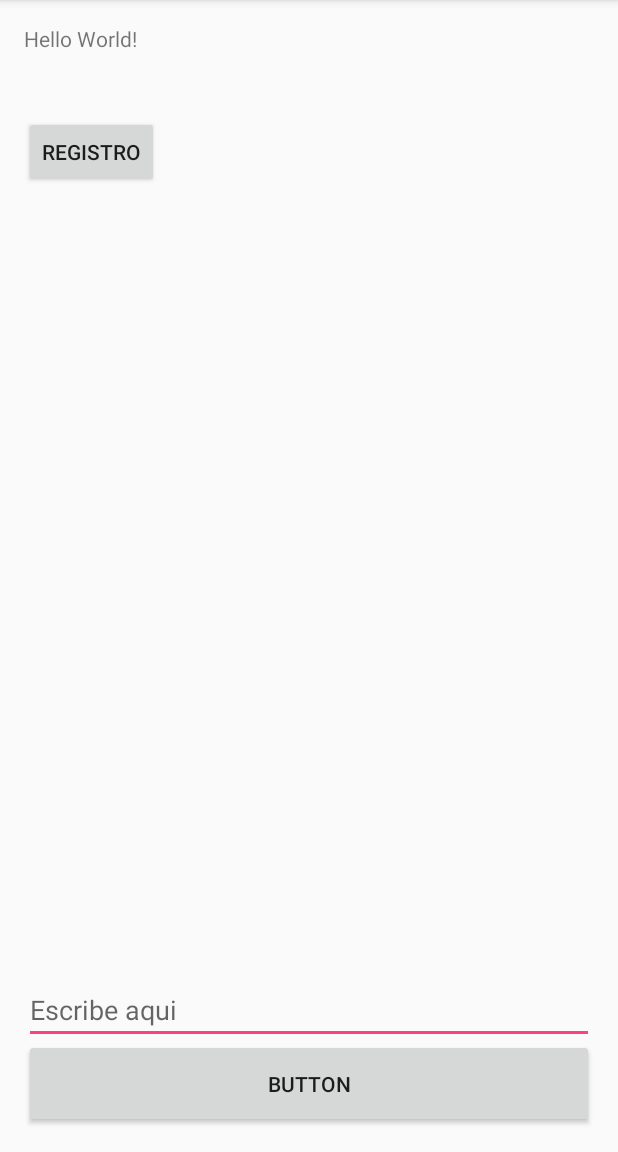
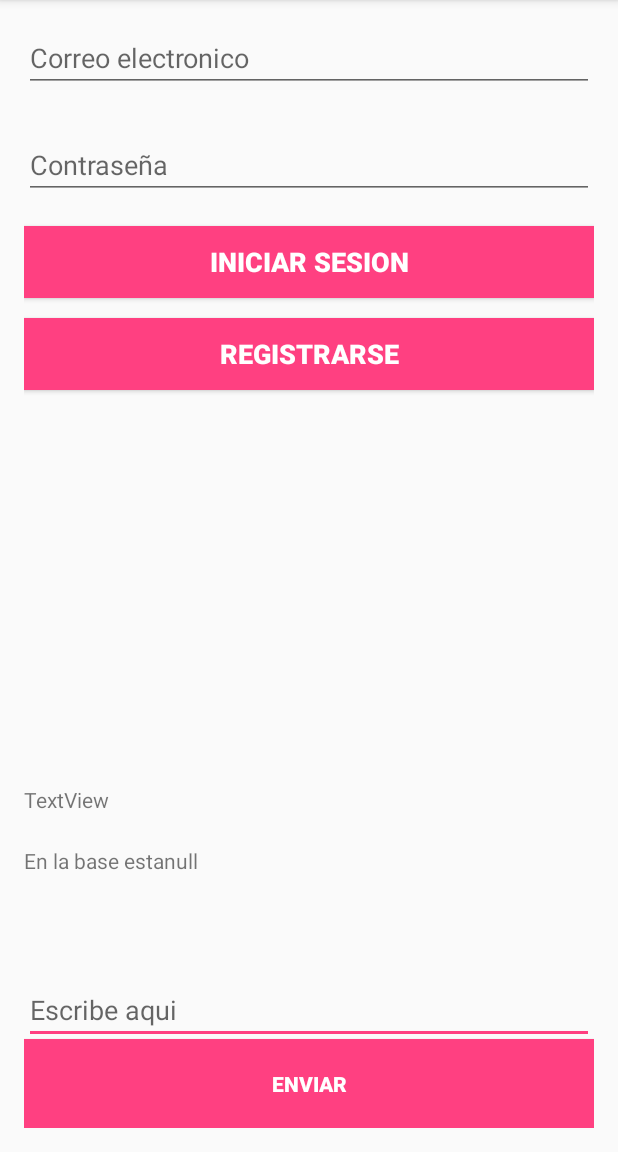
Before and after one commit to Zzzclick/taxidi_Usuario, an Android app: the screen it shows after launch (MainActivity), on a phone screen of 412 x 824 dp, the part 84-1236 px from its top. Run offline under Robolectric (Android 15) with nearby library versions, the phone set to English and light mode, and no system bars; our stand-ins replace Firebase (no records; nobody signed in at launch, a user with empty details on screens opened directly); 1 statement that could not run was skipped.

Commit message:
SE esta trabajando en ello

```diff
--- a/app/src/main/java/com/example/zzzclcik/pruebafirebase/MainActivity.java
+++ b/app/src/main/java/com/example/zzzclcik/pruebafirebase/MainActivity.java
@@ -1,8 +1,16 @@
 package com.example.zzzclcik.pruebafirebase;
 
+import android.app.ProgressDialog;
+import android.support.annotation.NonNull;
 import android.support.v7.app.AppCompatActivity;
 import android.os.Bundle;
+import android.text.TextUtils;
 import android.util.Log;
+
+import com.google.android.gms.tasks.OnCompleteListener;
+import com.google.android.gms.tasks.Task;
+import com.google.firebase.auth.AuthResult;
+import com.google.firebase.auth.FirebaseAuth;
 import com.google.firebase.iid.FirebaseInstanceId;
 import android.view.View;
 import android.widget.EditText;
@@ -14,17 +22,27 @@ import com.google.firebase.database.FirebaseDatabase;
 import com.google.firebase.database.ValueEventListener;
 import android.widget.Button;
 import android.content.Intent;
+import android.widget.Toast;
 
 public class MainActivity extends AppCompatActivity {
     private TextView mensajeTextView;
     private EditText mensajeEditText;
+    private EditText textEmail;
+    private EditText textPass;
+    private TextView infoTextView;
+    private Button btnRegister;
+
+    private ProgressDialog progressDialog;
 
     DatabaseReference ref = FirebaseDatabase.getInstance().getReference();
     DatabaseReference mensajeRef = ref.child("mensaje");
 
+    private FirebaseAuth mAuth;
+    private FirebaseAuth.AuthStateListener mAuthListener;
+
     public static final String TAG = "NOTICIAS";
 
-    private TextView infoTextView;
+
 
     @Override
     protected void onCreate(Bundle savedInstanceState) {
@@ -34,6 +52,12 @@ public class MainActivity extends AppCompatActivity {
         infoTextView = (TextView) findViewById(R.id.infoTextView);
         mensajeTextView = (TextView) findViewById(R.id.textViewBase);
         mensajeEditText = (EditText) findViewById(R.id.editTextBase);
+        progressDialog=new ProgressDialog(this);
+        textEmail=(EditText)findViewById(R.id.editTextEmail);
+        textPass=(EditText)findViewById(R.id.editTextClave);
+        btnRegister=(Button)findViewById(R.id.buttonEntrar);
+        mAuth=FirebaseAuth.getInstance();
+
         Button boton1 = (Button)findViewById(R.id.buttonBase);
         Button botonEnviar=(Button)findViewById(R.id.buttonEnviar);
 
@@ -54,6 +78,7 @@ public class MainActivity extends AppCompatActivity {
 modificar();
             }
         });
+
         botonEnviar.setOnClickListener(new View.OnClickListener() {
             @Override
             public void onClick(View view) {
@@ -61,6 +86,24 @@ modificar();
                 startActivity(i);
             }
         });
+
+        btnRegister.setOnClickListener(new View.OnClickListener() {
+            @Override
+            public void onClick(View view)
+            {
+             doLogin();
+            }
+        });
+        mAuthListener=new FirebaseAuth.AuthStateListener() {
+            @Override
+            public void onAuthStateChanged(@NonNull FirebaseAuth firebaseAuth) {
+                if(firebaseAuth.getCurrentUser()!=null)
+                {
+                    Toast.makeText(MainActivity.this,"Ya estas logueado "+firebaseAuth.getCurrentUser().getUid(),Toast.LENGTH_SHORT);
+                 //   mAuth.signOut();
+                }
+            }
+        };
     }
 
 
@@ -68,11 +111,13 @@ modificar();
     protected void onStart() {
         super.onStart();
 
+        mAuth.addAuthStateListener(mAuthListener);
+
         mensajeRef.addValueEventListener(new ValueEventListener() {
             @Override
             public void onDataChange(DataSnapshot dataSnapshot) {
                 String value = dataSnapshot.getValue(String.class);
-                mensajeTextView.setText(value);
+                mensajeTextView.setText("En la base esta"+value);
             }
 
             @Override
@@ -87,5 +132,28 @@ modificar();
         mensajeRef.setValue(mensaje);
         mensajeEditText.setText("");
     }
+    public void doLogin()
+    {
+        String email=textEmail.getText().toString().trim();
+        String password=textPass.getText().toString().trim();
+        if(!TextUtils.isEmpty(email)&&!TextUtils.isEmpty(password)){
+        progressDialog.setMessage("Entrando,espere por favor");
+        progressDialog.show();
+            mAuth.signInWithEmailAndPassword(email,password).addOnCompleteListener(new OnCompleteListener<AuthResult>() {
+                @Override
+                public void onComplete(@NonNull Task<AuthResult> task) {
+                    progressDialog.dismiss();
+                    if(task.isSuccessful())
+                    {
+                        Toast.makeText(MainActivity.this,"Logueo correcto",Toast.LENGTH_SHORT);
+                    }
+                    else
+                    {
+                        Toast.makeText(MainActivity.this,"Logueo fallido",Toast.LENGTH_SHORT);
+                    }
+                }
+            });
+        }
+    }
 
 }
--- a/app/src/main/java/com/example/zzzclcik/pruebafirebase/Registro.java
+++ b/app/src/main/java/com/example/zzzclcik/pruebafirebase/Registro.java
@@ -62,8 +62,8 @@ startRegister();
                             mProgress.dismiss();
                             if(task.isSuccessful())
                             {
-                                String user_id=mAuth.getCurrentUser().getUid();
-                                Toast.makeText(Registro.this,user_id,Toast.LENGTH_SHORT).show();
+                                //String user_id=mAuth.getCurrentUser().getUid();
+                                //Toast.makeText(Registro.this,user_id,Toast.LENGTH_SHORT).show();
                             }
                         }
                     });
--- a/app/src/main/res/layout/activity_main.xml
+++ b/app/src/main/res/layout/activity_main.xml
@@ -10,24 +10,8 @@
     android:paddingTop="@dimen/activity_vertical_margin"
     tools:context="com.example.zzzclcik.pruebafirebase.MainActivity">
 
-    <TextView
-        android:layout_width="match_parent"
-        android:layout_height="wrap_content"
-        android:text="Hello World!"
-        android:id="@+id/infoTextView" />
-
-    <TextView
-        android:text="TextView"
-        android:layout_width="match_parent"
-        android:layout_height="wrap_content"
-        android:layout_marginTop="128dp"
-        android:id="@+id/textViewBase"
-        android:layout_below="@+id/infoTextView"
-        android:layout_alignParentLeft="true"
-        android:layout_alignParentStart="true" />
-
     <Button
-        android:text="Button"
+        android:text="Enviar"
         android:layout_width="match_parent"
         android:layout_height="match_parent"
         android:layout_alignTop="@+id/editTextBase"
@@ -35,7 +19,11 @@
         android:layout_alignEnd="@+id/editTextBase"
         android:layout_marginTop="42dp"
         android:id="@+id/buttonBase"
-        tools:text="Enviar" />
+        tools:text="Enviar"
+        android:elevation="23dp"
+        android:textColor="@color/common_google_signin_btn_text_dark_default"
+        android:background="@color/colorAccent"
+        android:textStyle="normal|bold" />
 
     <EditText
         android:layout_width="match_parent"
@@ -49,13 +37,76 @@
         android:layout_alignParentLeft="true"
         android:layout_alignParentStart="true" />
 
-    <Button
-        android:text="Registro"
-        android:layout_width="wrap_content"
+    <TextView
+        android:text="TextView"
+        android:layout_width="match_parent"
         android:layout_height="wrap_content"
-        android:layout_below="@+id/infoTextView"
+        android:id="@+id/textViewBase"
+        android:layout_above="@+id/buttonBase"
         android:layout_alignParentLeft="true"
         android:layout_alignParentStart="true"
-        android:layout_marginTop="42dp"
-        android:id="@+id/buttonEnviar" />
+        android:layout_marginBottom="67dp" />
+
+    <EditText
+        android:layout_width="match_parent"
+        android:layout_height="wrap_content"
+        android:inputType="textEmailAddress"
+        android:ems="10"
+        android:layout_alignParentTop="true"
+        android:layout_alignParentLeft="true"
+        android:layout_alignParentStart="true"
+        android:id="@+id/editTextEmail"
+        android:hint="Correo electronico" />
+
+    <EditText
+        android:layout_width="match_parent"
+        android:layout_height="wrap_content"
+        android:inputType="textPassword"
+        android:ems="10"
+        android:layout_below="@+id/editTextEmail"
+        android:layout_alignParentLeft="true"
+        android:layout_alignParentStart="true"
+        android:layout_marginTop="26dp"
+        android:id="@+id/editTextClave"
+        android:hint="Contraseña" />
+
+    <Button
+        android:text="Iniciar sesion"
+        android:layout_width="match_parent"
+        android:layout_height="wrap_content"
+        android:id="@+id/buttonEntrar"
+        android:background="@color/colorAccent"
+        android:textColor="@color/common_google_signin_btn_text_dark_default"
+        android:elevation="24dp"
+        android:textStyle="normal|bold"
+        android:textSize="18sp"
+        android:layout_below="@+id/editTextClave"
+        android:layout_alignParentLeft="true"
+        android:layout_alignParentStart="true"
+        android:layout_marginTop="18dp" />
+
+    <TextView
+        android:text="TextView"
+        android:layout_width="match_parent"
+        android:layout_height="wrap_content"
+        android:layout_marginBottom="21dp"
+        android:id="@+id/infoTextView"
+        android:layout_above="@+id/textViewBase"
+        android:layout_alignParentLeft="true"
+        android:layout_alignParentStart="true" />
+
+    <Button
+        android:text="Registrarse"
+        android:layout_width="match_parent"
+        android:layout_height="wrap_content"
+        android:id="@+id/buttonEnviar"
+        android:background="@color/colorAccent"
+        android:textColor="@color/common_google_signin_btn_text_dark_default"
+        android:elevation="23dp"
+        android:textStyle="normal|bold"
+        android:textSize="18sp"
+        android:layout_marginTop="13dp"
+        android:layout_below="@+id/buttonEntrar"
+        android:layout_alignRight="@+id/buttonEntrar"
+        android:layout_alignEnd="@+id/buttonEntrar" />
 </RelativeLayout>
```
